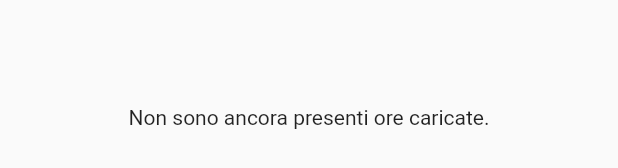
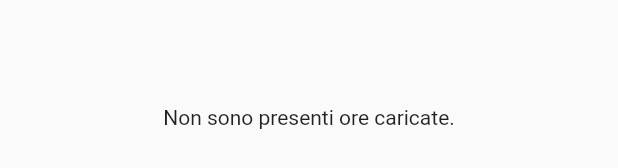
Before and after one commit to dalle95/timemanager, a Flutter app: the StatisticsCaricoList widget shown alone on an empty page, opened directly, on a phone screen of 412 x 824 dp. Shown: the part 501-669 px from the top of the screen. Run offline on Flutter 3.47's test engine with Material 2 defaults, Android fonts, the light colour scheme and no system bars; our stand-ins replace shared_preferences; missing offline and left inert: flutter_picker; accounts and stored records are empty; Roboto replaces fonts that are missing (Hind); statements that could not run were skipped.

Commit message:
Versione 2 - BugFix aggiornamento date WO

```diff
--- a/app_segna_ore/lib/screens/detail/task_detail.dart
+++ b/app_segna_ore/lib/screens/detail/task_detail.dart
@@ -838,7 +838,7 @@ class _TaskDetailScreenState extends State<TaskDetailScreen> {
               TextFormField(
                 initialValue: _initTask.note ?? '',
                 decoration: const InputDecoration(labelText: 'Note'),
-                textInputAction: TextInputAction.next,
+                //textInputAction: TextInputAction.next,
                 minLines: 6,
                 maxLines: null,
                 keyboardType: TextInputType.multiline,
--- a/app_segna_ore/lib/screens/detail/worktime_detail.dart
+++ b/app_segna_ore/lib/screens/detail/worktime_detail.dart
@@ -353,7 +353,7 @@ class _WorkTimeDetailScreenState extends State<WorkTimeDetailScreen> {
                 // Inserisco il WorkTime
                 await Provider.of<WorkTimes>(context, listen: false)
                     .addWorkTime(_editedWorkTime);
-                _tipologia = tipologia.insert;
+                _tipologia = Tipologia.insert;
                 navigator.pop();
                 _mostraSnackbarRisultato(_tipologia);
               } on HttpException catch (error) {
--- a/app_segna_ore/lib/widgets/statistics_carico_item.dart
+++ b/app_segna_ore/lib/widgets/statistics_carico_item.dart
@@ -62,7 +62,7 @@ class _StatisticsCaricoItemState extends State<StatisticsCaricoItem> {
                   padding: const EdgeInsets.only(left: 5),
                   child: SizedBox(
                     child: Text(
-                      '${widget.oreRegistrate} | ${(widget.caricoPercentuale * 100).toStringAsFixed(2)}%',
+                      '${widget.oreRegistrate} ${widget.oreRegistrate == '1.0' ? 'ora' : 'ore'} | ${(widget.caricoPercentuale * 100).toStringAsFixed(2)}%',
                       textAlign: TextAlign.start,
                     ),
                   ),
--- a/app_segna_ore/lib/widgets/statistics_carico_list.dart
+++ b/app_segna_ore/lib/widgets/statistics_carico_list.dart
@@ -16,7 +16,7 @@ class StatisticsCaricoList extends StatelessWidget {
 
     return caricoXCommessa.isEmpty
         ? const Center(
-            child: Text('Non sono ancora presenti ore caricate.'),
+            child: Text('Non sono presenti ore caricate.'),
           )
         : ListView.builder(
             padding: const EdgeInsets.all(20),
```
